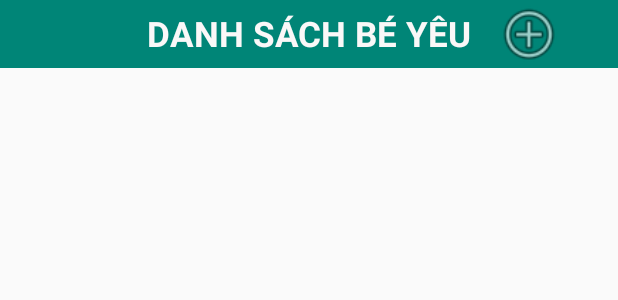
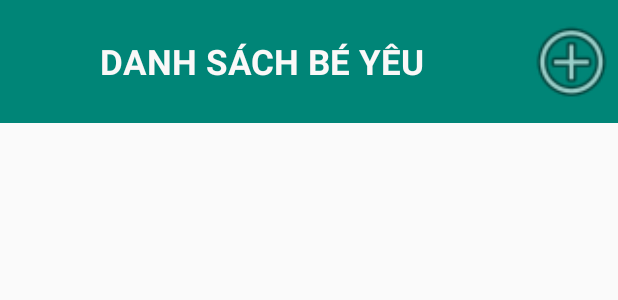
Before and after one commit to ntk0104/BabyVacxin, an Android app: the layout fragment_be_yeu.xml on its own in the app's theme, with its tools: preview values and no code run, on a phone screen of 412 x 824 dp. Shown: the top 300 px of the screen. Run offline under Robolectric (Android 15) with nearby library versions, the phone set to English and light mode, and no system bars; network calls fail.

Commit message:
finish check login and load list baby of user

```diff
--- a/app/src/main/java/com/dmt/sannguyen/lgwfb/LoginActivity.java
+++ b/app/src/main/java/com/dmt/sannguyen/lgwfb/LoginActivity.java
@@ -143,6 +143,8 @@ public class LoginActivity extends AppCompatActivity {
 
 
         };
+        //set to avoid Volley send request multiple times
+        jsonObjectRequest.setRetryPolicy(new DefaultRetryPolicy(0, DefaultRetryPolicy.DEFAULT_MAX_RETRIES, DefaultRetryPolicy.DEFAULT_BACKOFF_MULT));
         requestQueue.add(jsonObjectRequest);
     }
 
--- a/app/src/main/res/layout/fragment_be_yeu.xml
+++ b/app/src/main/res/layout/fragment_be_yeu.xml
@@ -5,24 +5,62 @@
     android:layout_height="match_parent"
     tools:context=".BeYeuFragment">
 
+    <LinearLayout
+        android:weightSum="10"
+        android:orientation="vertical"
+        android:layout_width="match_parent"
+        android:layout_height="match_parent">
+        <!--Header of Fragment-->
+        <LinearLayout
+            android:orientation="horizontal"
+            android:layout_width="match_parent"
+            android:layout_height="0dp"
+            android:background="@color/colorPrimary"
+            android:weightSum="10"
+            android:layout_weight="1">
+
+            <TextView
+                android:id="@+id/headerListBaby"
+                android:layout_width="0dp"
+                android:layout_weight="8.5"
+                android:layout_height="match_parent"
+                android:background="@color/colorPrimary"
+                android:gravity="center"
+                android:text="DANH SÁCH BÉ YÊU"
+                android:textColor="#faf8f8"
+                android:textSize="23dp"
+                android:textStyle="bold" />
+
+            <ImageView
+                android:id="@+id/btnAddBaby"
+                android:layout_width="0dp"
+                android:layout_weight="1.5"
+                android:layout_height="match_parent"
+                android:background="@null"
+                android:src="@android:drawable/ic_menu_add" />
+
+        </LinearLayout>
+
+        <!--ListView-->
+        <LinearLayout
+            android:layout_width="match_parent"
+            android:layout_height="0dp"
+            android:layout_weight="9">
+
+            <ListView
+                android:id="@+id/listviewBaby"
+                android:layout_width="match_parent"
+                android:layout_height="match_parent">
+
+            </ListView>
+
+        </LinearLayout>
+
+    </LinearLayout>
+
     <!-- TODO: Update blank fragment layout -->
-    <TextView
-        android:textStyle="bold"
-        android:textColor="#faf8f8"
-        android:background="@color/colorPrimary"
-        android:textSize="23dp"
-        android:gravity="center"
-        android:id="@+id/textView"
-        android:layout_width="match_parent"
-        android:layout_height="45dp"
-        android:text="DANH SÁCH BÉ YÊU" />
 
-    <ImageView
 
-        android:id="@+id/imageView"
-        android:layout_width="45dp"
-        android:layout_height="45dp"
-        android:layout_marginLeft="330dp"
-        android:src="@android:drawable/ic_menu_add" />
+
 
 </FrameLayout>
```
Also changed, not shown: app/src/main/java/com/dmt/sannguyen/lgwfb/BeYeu.java (added, +78 -0 lines), app/src/main/java/com/dmt/sannguyen/lgwfb/BeYeuAdapter.java (added, +87 -0 lines), app/src/main/java/com/dmt/sannguyen/lgwfb/BeYeuFragment.java (+93 -0 lines), app/src/main/res/layout/row_baby_info.xml (+13 -13 lines).
